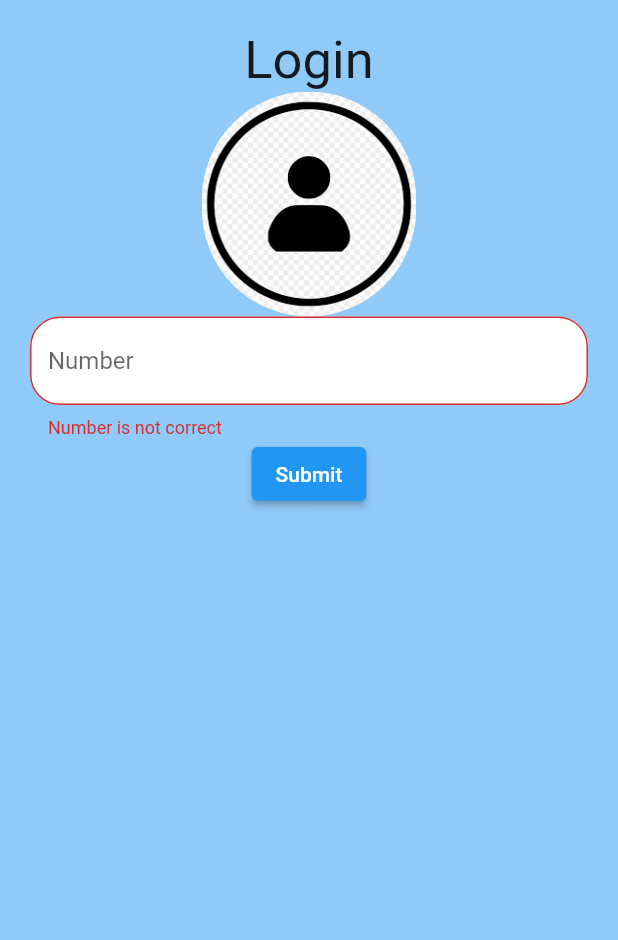
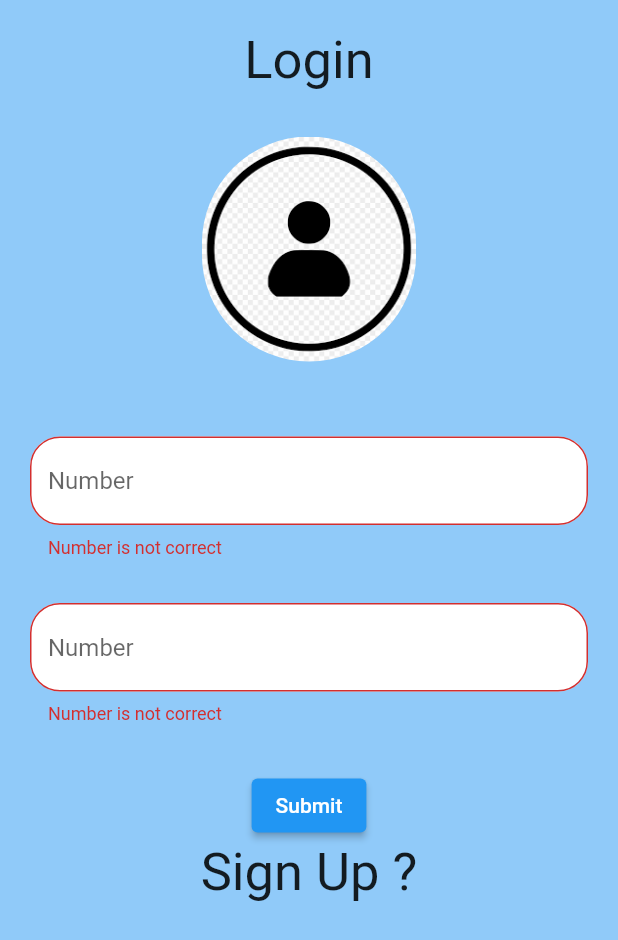
Before and after one commit to Astikk/Login_Registration, a Flutter app: the screen it shows after launch, after a tap on "Submit", on a phone screen of 412 x 824 dp. Shown: the top 940 px of the screen. Run offline on Flutter 3.47's test engine with Material 2 defaults, Android fonts, the phone set to English and light mode, and no system bars.

Commit message:
adding click events on widgets

```diff
--- a/lib/main.dart
+++ b/lib/main.dart
@@ -32,7 +32,8 @@ class _LoginPageState extends State<LoginPage> {
                 color: Colors.blue[200],
               ),
 
-              Container(
+              SingleChildScrollView(
+                child: Container(
 
                   width: double.infinity,
                   padding: EdgeInsets.all(20),
@@ -46,12 +47,21 @@ class _LoginPageState extends State<LoginPage> {
                           fontSize: 35),
                       ),
 
+                      SizedBox(
+                        height: 30,
+                      ),
+
+
                   ClipRRect(
 
                     borderRadius: BorderRadius.circular(80),
                     child: Image.asset(
                       'images/login.png',height: 150,
                     ),
+                  ),
+
+                      SizedBox(
+                        height: 50,
                       ),
 
                       // For text Validation
@@ -77,6 +87,37 @@ class _LoginPageState extends State<LoginPage> {
                         keyboardType: TextInputType.number,
                       ),
 
+                      SizedBox(
+                        height: 30,
+                      ),
+
+                      // Overflow Won't happen we used ->> Singlechildscrollview
+                      TextFormField(
+                        //what we wrote in to input field
+                        validator: (value){
+                          print('${value}');
+                          if(value!.length !=10){
+                            return 'Number is not correct';
+                          }
+                          else{
+                            return null;
+                          }
+                        },
+                        decoration: InputDecoration(
+                          hintText: 'Number',
+                          fillColor: Colors.white,
+                          filled: true,
+                          border: OutlineInputBorder(
+                            borderRadius: BorderRadius.circular(20),
+                          ),
+                        ),
+                        keyboardType: TextInputType.number,
+                      ),
+
+                      SizedBox(
+                        height: 30,
+                      ),
+
                       ElevatedButton(
                           onPressed: (){
                               if(formKey.currentState!.validate()){
@@ -87,10 +128,24 @@ class _LoginPageState extends State<LoginPage> {
                               }
                       },
                           child: Text('Submit')
-                    )
+                      ),
+
+                      //Click Event for any widgets
+                      GestureDetector(
+                        onTap: (){
+                          print('Click on sign up...');
+                        },
+                        child: Text('Sign Up ?',
+                          style: TextStyle(
+                              fontSize: 35),
+                        ),
+                      ),
+
+
                     ],
                   ),
 
+                ),
               )
             ],
           ),
```
Lines whose indentation alone changed are shown as unchanged.
